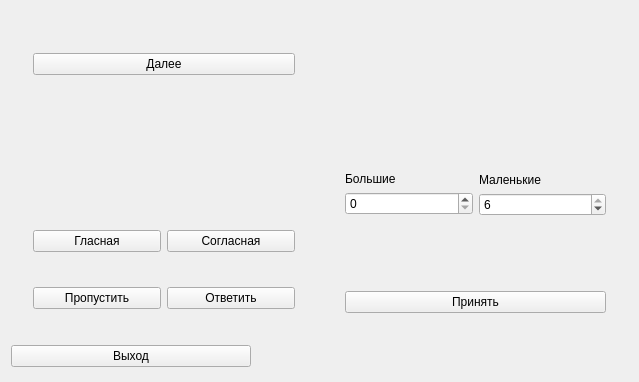
This is singleplay/singleplay.ui in moevm/gui-1h2018-11 as Qt 5 draws it before an edit. The edited form follows.
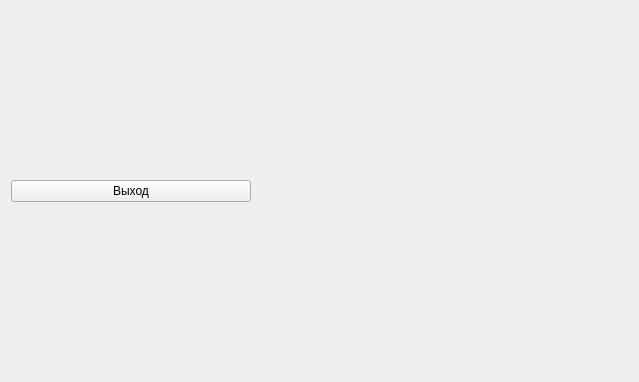
This is the edited form.

Commit message: Structure and latters round

Patch:
```diff
--- a/singleplay/singleplay.ui
+++ b/singleplay/singleplay.ui
@@ -15,293 +15,7 @@
   </property>
   <layout class="QVBoxLayout" name="verticalLayout">
    <item>
-    <layout class="QHBoxLayout" name="rounds">
-     <item>
-      <widget class="QWidget" name="LattersRound" native="true">
-       <layout class="QVBoxLayout" name="verticalLayout_3">
-        <item>
-         <widget class="QWidget" name="finalScore" native="true">
-          <layout class="QVBoxLayout" name="verticalLayout_2">
-           <item>
-            <widget class="QLabel" name="textScore">
-             <property name="text">
-              <string/>
-             </property>
-             <property name="alignment">
-              <set>Qt::AlignCenter</set>
-             </property>
-            </widget>
-           </item>
-           <item>
-            <widget class="QPushButton" name="nextRound">
-             <property name="text">
-              <string>Далее</string>
-             </property>
-            </widget>
-           </item>
-          </layout>
-         </widget>
-        </item>
-        <item>
-         <widget class="QWidget" name="charWidget" native="true">
-          <property name="sizePolicy">
-           <sizepolicy hsizetype="Preferred" vsizetype="Preferred">
-            <horstretch>0</horstretch>
-            <verstretch>0</verstretch>
-           </sizepolicy>
-          </property>
-          <layout class="QHBoxLayout" name="charLayout"/>
-         </widget>
-        </item>
-        <item>
-         <widget class="QWidget" name="answerWidget" native="true">
-          <property name="sizePolicy">
-           <sizepolicy hsizetype="Preferred" vsizetype="Preferred">
-            <horstretch>0</horstretch>
-            <verstretch>0</verstretch>
-           </sizepolicy>
-          </property>
-          <property name="minimumSize">
-           <size>
-            <width>0</width>
-            <height>60</height>
-           </size>
-          </property>
-          <layout class="QVBoxLayout" name="answerLayout">
-           <item>
-            <widget class="QLabel" name="textAnswer">
-             <property name="sizePolicy">
-              <sizepolicy hsizetype="Minimum" vsizetype="Minimum">
-               <horstretch>0</horstretch>
-               <verstretch>0</verstretch>
-              </sizepolicy>
-             </property>
-             <property name="text">
-              <string/>
-             </property>
-             <property name="alignment">
-              <set>Qt::AlignCenter</set>
-             </property>
-            </widget>
-           </item>
-          </layout>
-         </widget>
-        </item>
-        <item>
-         <widget class="QWidget" name="charChoiser_2" native="true">
-          <layout class="QHBoxLayout" name="charChoiser">
-           <property name="leftMargin">
-            <number>11</number>
-           </property>
-           <property name="topMargin">
-            <number>11</number>
-           </property>
-           <property name="rightMargin">
-            <number>11</number>
-           </property>
-           <property name="bottomMargin">
-            <number>11</number>
-           </property>
-           <item>
-            <widget class="QPushButton" name="vowel">
-             <property name="text">
-              <string>Гласная</string>
-             </property>
-            </widget>
-           </item>
-           <item>
-            <widget class="QPushButton" name="consonant">
-             <property name="text">
-              <string>Согласная</string>
-             </property>
-            </widget>
-           </item>
-          </layout>
-         </widget>
-        </item>
-        <item>
-         <widget class="QWidget" name="controlButtons" native="true">
-          <layout class="QHBoxLayout" name="horizontalLayout_2">
-           <item>
-            <widget class="QPushButton" name="skip">
-             <property name="text">
-              <string>Пропустить</string>
-             </property>
-            </widget>
-           </item>
-           <item>
-            <widget class="QPushButton" name="answer">
-             <property name="text">
-              <string>Ответить</string>
-             </property>
-            </widget>
-           </item>
-          </layout>
-         </widget>
-        </item>
-       </layout>
-      </widget>
-     </item>
-     <item>
-      <widget class="QWidget" name="NumbersRound" native="true">
-       <layout class="QVBoxLayout" name="verticalLayout_4">
-        <item>
-         <widget class="QWidget" name="numberWidget" native="true">
-          <layout class="QHBoxLayout" name="horizontalLayout_4"/>
-         </widget>
-        </item>
-        <item>
-         <widget class="QWidget" name="answerWidget_2" native="true">
-          <layout class="QHBoxLayout" name="horizontalLayout_5">
-           <item>
-            <widget class="QLabel" name="textAnswer_2">
-             <property name="text">
-              <string/>
-             </property>
-             <property name="alignment">
-              <set>Qt::AlignCenter</set>
-             </property>
-            </widget>
-           </item>
-          </layout>
-         </widget>
-        </item>
-        <item>
-         <widget class="QWidget" name="controlButtons_2" native="true">
-          <layout class="QVBoxLayout" name="verticalLayout_5">
-           <item>
-            <layout class="QHBoxLayout" name="horizontalLayout_3">
-             <item>
-              <layout class="QVBoxLayout" name="verticalLayout_6">
-               <item>
-                <spacer name="verticalSpacer_2">
-                 <property name="orientation">
-                  <enum>Qt::Vertical</enum>
-                 </property>
-                 <property name="sizeType">
-                  <enum>QSizePolicy::Expanding</enum>
-                 </property>
-                 <property name="sizeHint" stdset="0">
-                  <size>
-                   <width>20</width>
-                   <height>100</height>
-                  </size>
-                 </property>
-                </spacer>
-               </item>
-               <item>
-                <widget class="QLabel" name="label">
-                 <property name="text">
-                  <string>Большие</string>
-                 </property>
-                </widget>
-               </item>
-               <item>
-                <widget class="QSpinBox" name="countBigNumbers">
-                 <property name="focusPolicy">
-                  <enum>Qt::NoFocus</enum>
-                 </property>
-                 <property name="maximum">
-                  <number>4</number>
-                 </property>
-                </widget>
-               </item>
-               <item>
-                <spacer name="verticalSpacer">
-                 <property name="orientation">
-                  <enum>Qt::Vertical</enum>
-                 </property>
-                 <property name="sizeType">
-                  <enum>QSizePolicy::Expanding</enum>
-                 </property>
-                 <property name="sizeHint" stdset="0">
-                  <size>
-                   <width>20</width>
-                   <height>100</height>
-                  </size>
-                 </property>
-                </spacer>
-               </item>
-              </layout>
-             </item>
-             <item>
-              <layout class="QVBoxLayout" name="verticalLayout_7">
-               <item>
-                <spacer name="verticalSpacer_3">
-                 <property name="orientation">
-                  <enum>Qt::Vertical</enum>
-                 </property>
-                 <property name="sizeHint" stdset="0">
-                  <size>
-                   <width>20</width>
-                   <height>40</height>
-                  </size>
-                 </property>
-                </spacer>
-               </item>
-               <item>
-                <widget class="QLabel" name="label_2">
-                 <property name="text">
-                  <string>Маленькие</string>
-                 </property>
-                </widget>
-               </item>
-               <item>
-                <widget class="QSpinBox" name="countSmallNumbers">
-                 <property name="enabled">
-                  <bool>true</bool>
-                 </property>
-                 <property name="focusPolicy">
-                  <enum>Qt::NoFocus</enum>
-                 </property>
-                 <property name="readOnly">
-                  <bool>false</bool>
-                 </property>
-                 <property name="keyboardTracking">
-                  <bool>true</bool>
-                 </property>
-                 <property name="minimum">
-                  <number>2</number>
-                 </property>
-                 <property name="maximum">
-                  <number>6</number>
-                 </property>
-                 <property name="value">
-                  <number>6</number>
-                 </property>
-                </widget>
-               </item>
-               <item>
-                <spacer name="verticalSpacer_4">
-                 <property name="orientation">
-                  <enum>Qt::Vertical</enum>
-                 </property>
-                 <property name="sizeHint" stdset="0">
-                  <size>
-                   <width>20</width>
-                   <height>40</height>
-                  </size>
-                 </property>
-                </spacer>
-               </item>
-              </layout>
-             </item>
-            </layout>
-           </item>
-           <item>
-            <widget class="QPushButton" name="accept">
-             <property name="text">
-              <string>Принять</string>
-             </property>
-            </widget>
-           </item>
-          </layout>
-         </widget>
-        </item>
-       </layout>
-      </widget>
-     </item>
-    </layout>
+    <layout class="QHBoxLayout" name="round"/>
    </item>
    <item>
     <widget class="QWidget" name="exit" native="true">
```
Left out of the diff: 51 changed lines with no effect on the pictures. The commit also changes 37 other files.
